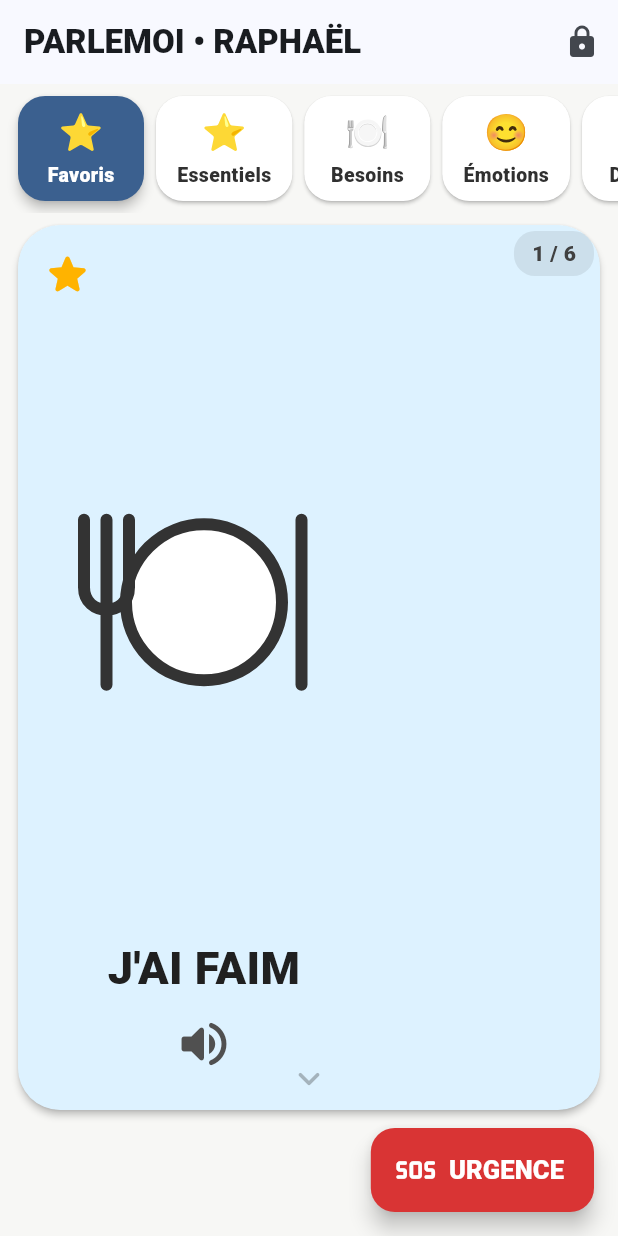
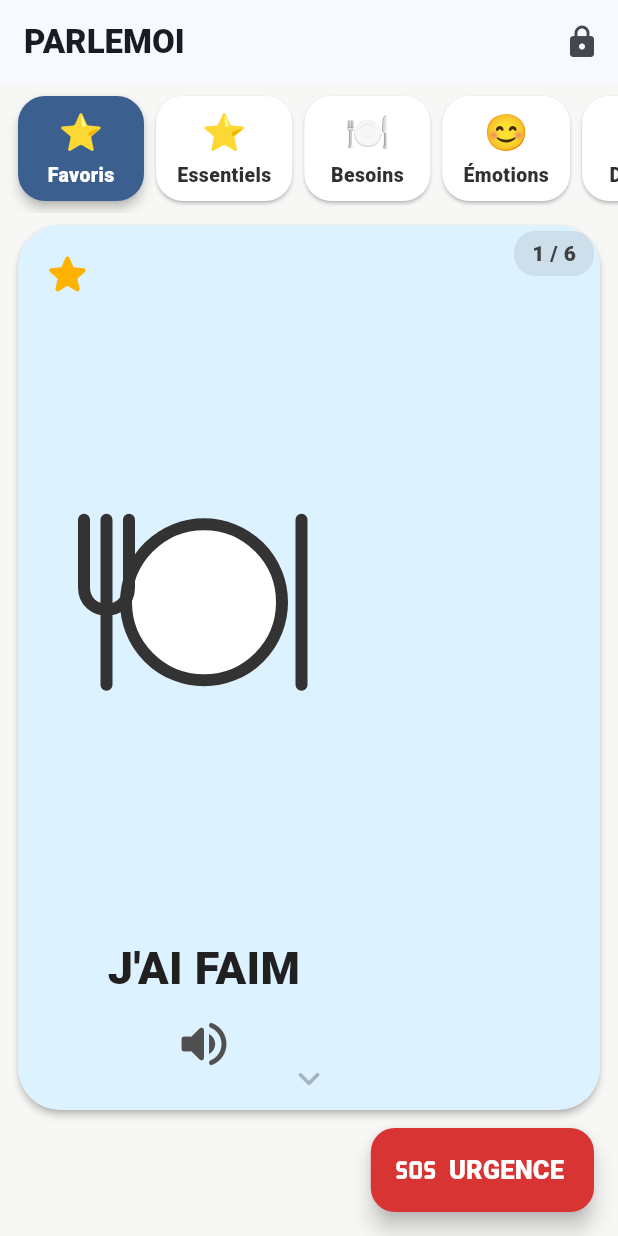
Before and after one commit to Thibault33320/parlemoi, a Flutter app: the screen it shows after launch, on a phone screen of 412 x 824 dp. Run offline on Flutter 3.47's test engine with Material 3 defaults, Android fonts, the phone set to English and light mode, and no system bars; our stand-ins replace audioplayers, flutter_svg, flutter_tts, image_picker, shared_preferences; missing offline and left inert: record.

Commit message:
Rendre le prénom de l'enfant configurable
L'application était écrite pour Raphaël, mais une autre famille doit pouvoir
s'en servir pour son enfant. Le prénom se règle dans Espace parents →
Affichage, et s'affiche en haut de l'écran enfant.

- Une installation neuve démarre sans prénom : seul « PARLEMOI » apparaît.
- Une configuration déjà enregistrée garde « Raphaël », qu'elle vienne de la
  version 1 ou d'une version 2 antérieure à ce réglage : sa page d'accueil ne
  change pas sous ses yeux.
- La voix de test prononce le prénom réellement configuré.
- Les textes d'aide de l'espace parents parlent désormais de « l'enfant ».

Co-Authored-By: Claude <noreply@anthropic.com>

```diff
--- a/lib/models/settings.dart
+++ b/lib/models/settings.dart
@@ -64,6 +64,7 @@ class Settings {
     required this.favoriteIds,
     required this.customCards,
     Map<String, CardMedia>? cardMedia,
+    this.childName = '',
     this.pin = defaultPin,
     this.displayMode = DisplayMode.swipe,
     this.columns = 2,
@@ -87,6 +88,9 @@ class Settings {
         (id, value) =>
             MapEntry(id, CardMedia.fromJson(value as Map<String, dynamic>)),
       ),
+      // Les configurations enregistrees avant l'ajout de ce reglage sont
+      // celles de Raphael : on ne lui retire pas son prenom de l'ecran.
+      childName: json['prenom'] as String? ?? 'Raphaël',
       pin: json['pin'] as String? ?? defaultPin,
       displayMode: DisplayMode.parse(json['affichage'] as String?),
       columns: json['colonnes'] as int? ?? 2,
@@ -109,6 +113,9 @@ class Settings {
   /// Photos et voix ajoutees par le parent, indexees par identifiant de carte.
   Map<String, CardMedia> cardMedia;
 
+  /// Prenom de l'enfant, affiche en haut de son ecran. Vide = non renseigne.
+  String childName;
+
   String pin;
   DisplayMode displayMode;
   int columns;
@@ -125,6 +132,7 @@ class Settings {
         'favoris': favoriteIds.toList(),
         'cartesPerso': customCards.map((c) => c.toJson()).toList(),
         'medias': cardMedia.map((id, media) => MapEntry(id, media.toJson())),
+        'prenom': childName,
         'pin': pin,
         'affichage': displayMode.name,
         'colonnes': columns,
--- a/lib/screens/home_screen.dart
+++ b/lib/screens/home_screen.dart
@@ -38,9 +38,9 @@ class _HomeScreenState extends State<HomeScreen> {
 
     return Scaffold(
       appBar: AppBar(
-        title: const Text(
-          'PARLEMOI • RAPHAËL',
-          style: TextStyle(fontWeight: FontWeight.w900),
+        title: Text(
+          controller.childScreenTitle,
+          style: const TextStyle(fontWeight: FontWeight.w900),
         ),
         actions: [
           _ParentButton(onUnlocked: () => _openParents(controller)),
--- a/lib/services/storage_service.dart
+++ b/lib/services/storage_service.dart
@@ -43,6 +43,10 @@ class StorageService {
           ? {'faim', 'soif', 'pipi', 'popo', 'mal', 'parc'}
           : legacyFavorites.toSet(),
       customCards: [],
+      // Des favoris deja enregistres signent l'appareil de Raphael. Une
+      // installation neuve, elle, appartient a une autre famille : elle
+      // demarre sans prenom, que le parent renseignera.
+      childName: legacyFavorites.isEmpty ? '' : 'Raphaël',
       columns: prefs.getInt(_legacyColumnsKey) ?? 2,
       speechRate: prefs.getDouble(_legacySpeechRateKey) ?? 0.36,
     );
--- a/lib/state/app_controller.dart
+++ b/lib/state/app_controller.dart
@@ -193,6 +193,26 @@ class AppController extends ChangeNotifier {
     await _persist();
   }
 
+  /// Prenom affiche en haut de l'ecran enfant. Vide = seul « PARLEMOI » reste.
+  Future<void> setChildName(String value) async {
+    _settings.childName = value.trim();
+    await _persist();
+  }
+
+  /// Titre de l'ecran enfant, prenom compris s'il est renseigne.
+  String get childScreenTitle {
+    final prenom = _settings.childName.trim();
+    return prenom.isEmpty ? 'PARLEMOI' : 'PARLEMOI • ${prenom.toUpperCase()}';
+  }
+
+  /// Phrase de demonstration des reglages de voix.
+  String get voicePreviewSentence {
+    final prenom = _settings.childName.trim();
+    return prenom.isEmpty
+        ? "Bonjour. J'ai soif."
+        : "Bonjour $prenom. J'ai soif.";
+  }
+
   Future<void> setDisplayMode(DisplayMode value) async {
     _settings.displayMode = value;
     await _persist();
--- a/lib/widgets/media_editor.dart
+++ b/lib/widgets/media_editor.dart
@@ -123,7 +123,7 @@ class _PhotoEditorState extends State<PhotoEditor> {
             padding: EdgeInsets.only(top: 10),
             child: Text(
               'Une photo de l\'objet réel aide quand le pictogramme ne parle '
-              'pas à Raphaël : son vrai doudou, sa vraie tasse.',
+              'pas à l\'enfant : son vrai doudou, sa vraie tasse.',
               style: TextStyle(fontSize: 12, color: Color(0xFF606060)),
             ),
           ),
```
Also changed, not shown: lib/screens/parent_screen.dart (+64 -5 lines), 3 other files.
